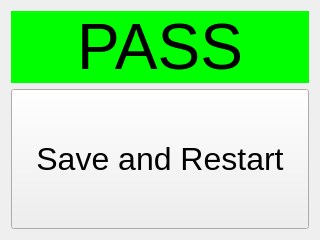
This is linkbot_internal_dev/forms/final.ui in BaroboRobotics/linkbot-internal-dev as Qt 5 draws it before an edit. The edited form follows.
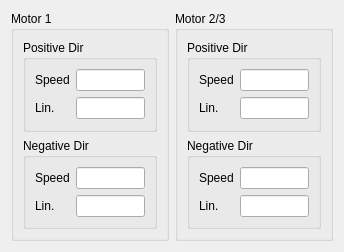
This is the edited form.

Diff of the .ui file:
```diff
--- a/linkbot_internal_dev/forms/final.ui
+++ b/linkbot_internal_dev/forms/final.ui
@@ -6,48 +6,146 @@
    <rect>
     <x>0</x>
     <y>0</y>
-    <width>320</width>
-    <height>240</height>
+    <width>344</width>
+    <height>252</height>
    </rect>
   </property>
   <property name="windowTitle">
    <string>Form</string>
   </property>
-  <layout class="QVBoxLayout" name="verticalLayout">
+  <layout class="QHBoxLayout" name="horizontalLayout">
    <item>
-    <widget class="QLabel" name="label">
-     <property name="font">
-      <font>
-       <pointsize>48</pointsize>
-      </font>
+    <widget class="QGroupBox" name="groupBox">
+     <property name="title">
+      <string>Motor 1</string>
      </property>
-     <property name="styleSheet">
-      <string notr="true">background-color: rgb(0, 255, 0);</string>
-     </property>
-     <property name="text">
-      <string>PASS</string>
-     </property>
-     <property name="alignment">
-      <set>Qt::AlignCenter</set>
-     </property>
+     <layout class="QVBoxLayout" name="verticalLayout">
+      <item>
+       <widget class="QGroupBox" name="groupBox_3">
+        <property name="title">
+         <string>Positive Dir</string>
+        </property>
+        <layout class="QFormLayout" name="formLayout">
+         <item row="0" column="0">
+          <widget class="QLabel" name="label">
+           <property name="text">
+            <string>Speed</string>
+           </property>
+          </widget>
+         </item>
+         <item row="0" column="1">
+          <widget class="QLineEdit" name="lineEdit_m1fs"/>
+         </item>
+         <item row="1" column="0">
+          <widget class="QLabel" name="label_2">
+           <property name="text">
+            <string>Lin.</string>
+           </property>
+          </widget>
+         </item>
+         <item row="1" column="1">
+          <widget class="QLineEdit" name="lineEdit_m1fl"/>
+         </item>
+        </layout>
+       </widget>
+      </item>
+      <item>
+       <widget class="QGroupBox" name="groupBox_4">
+        <property name="title">
+         <string>Negative Dir</string>
+        </property>
+        <layout class="QFormLayout" name="formLayout_3">
+         <item row="0" column="0">
+          <widget class="QLabel" name="label_3">
+           <property name="text">
+            <string>Speed</string>
+           </property>
+          </widget>
+         </item>
+         <item row="0" column="1">
+          <widget class="QLineEdit" name="lineEdit_m1bs"/>
+         </item>
+         <item row="1" column="0">
+          <widget class="QLabel" name="label_4">
+           <property name="text">
+            <string>Lin.</string>
+           </property>
+          </widget>
+         </item>
+         <item row="1" column="1">
+          <widget class="QLineEdit" name="lineEdit_m1bl"/>
+         </item>
+        </layout>
+       </widget>
+      </item>
+     </layout>
     </widget>
    </item>
    <item>
-    <widget class="QPushButton" name="pushButton">
-     <property name="sizePolicy">
-      <sizepolicy hsizetype="Minimum" vsizetype="Expanding">
-       <horstretch>0</horstretch>
-       <verstretch>0</verstretch>
-      </sizepolicy>
+    <widget class="QGroupBox" name="groupBox_2">
+     <property name="title">
+      <string>Motor 2/3</string>
      </property>
-     <property name="font">
-      <font>
-       <pointsize>24</pointsize>
-      </font>
-     </property>
-     <property name="text">
-      <string>Save and Restart</string>
-     </property>
+     <layout class="QVBoxLayout" name="verticalLayout_2">
+      <item>
+       <widget class="QGroupBox" name="groupBox_5">
+        <property name="title">
+         <string>Positive Dir</string>
+        </property>
+        <layout class="QFormLayout" name="formLayout_2">
+         <item row="0" column="0">
+          <widget class="QLabel" name="label_5">
+           <property name="text">
+            <string>Speed</string>
+           </property>
+          </widget>
+         </item>
+         <item row="0" column="1">
+          <widget class="QLineEdit" name="lineEdit_m2fs"/>
+         </item>
+         <item row="1" column="0">
+          <widget class="QLabel" name="label_6">
+           <property name="text">
+            <string>Lin.</string>
+           </property>
+          </widget>
+         </item>
+         <item row="1" column="1">
+          <widget class="QLineEdit" name="lineEdit_m2fl"/>
+         </item>
+        </layout>
+       </widget>
+      </item>
+      <item>
+       <widget class="QGroupBox" name="groupBox_6">
+        <property name="title">
+         <string>Negative Dir</string>
+        </property>
+        <layout class="QFormLayout" name="formLayout_4">
+         <item row="0" column="0">
+          <widget class="QLabel" name="label_7">
+           <property name="text">
+            <string>Speed</string>
+           </property>
+          </widget>
+         </item>
+         <item row="0" column="1">
+          <widget class="QLineEdit" name="lineEdit_m2bs"/>
+         </item>
+         <item row="1" column="0">
+          <widget class="QLabel" name="label_8">
+           <property name="text">
+            <string>Lin.</string>
+           </property>
+          </widget>
+         </item>
+         <item row="1" column="1">
+          <widget class="QLineEdit" name="lineEdit_m2bl"/>
+         </item>
+        </layout>
+       </widget>
+      </item>
+     </layout>
     </widget>
    </item>
   </layout>
```
